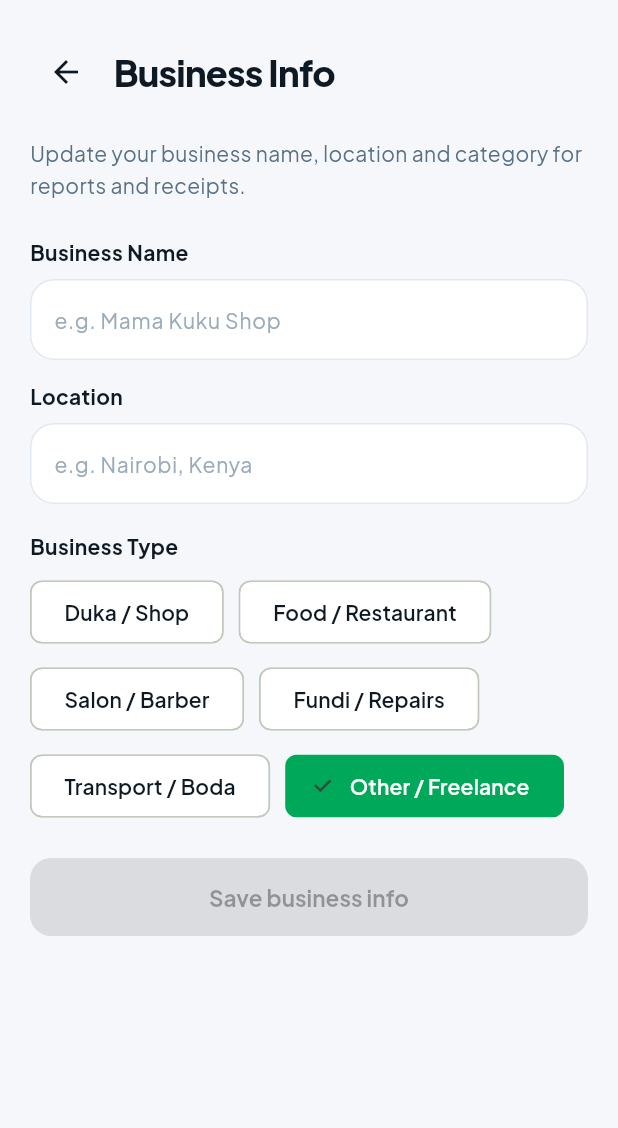
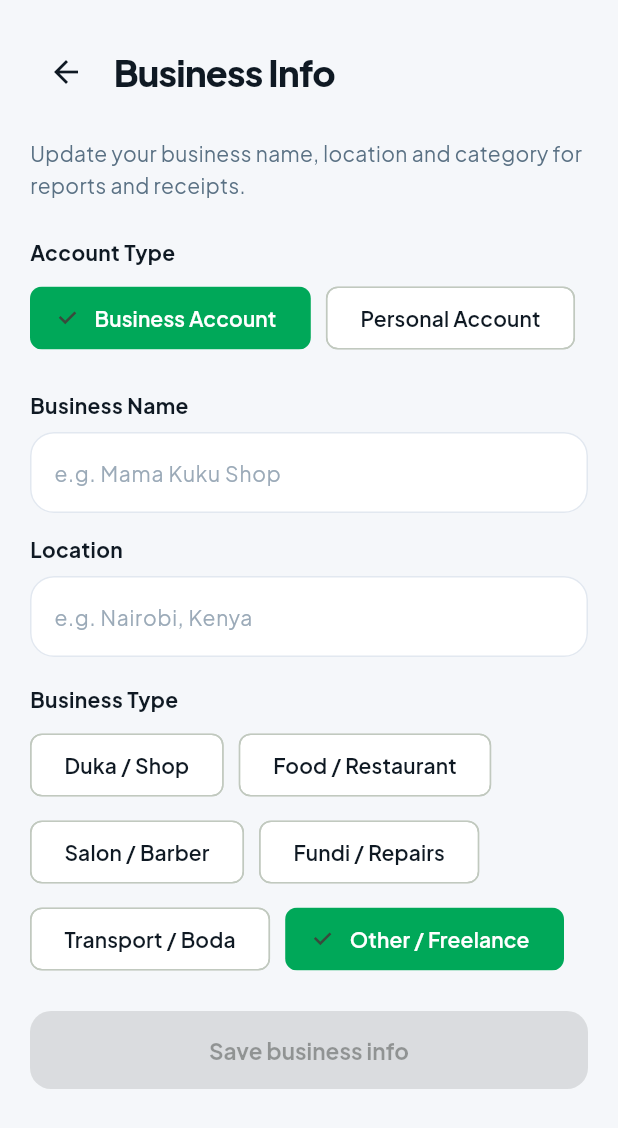
Before and after one commit to mwangisamuel-dev/suku, a Flutter app: the BusinessInfoScreen screen opened directly, on a phone screen of 412 x 824 dp. Shown: the top 1128 px of the screen. Run offline on Flutter 3.47's test engine with Material 3 defaults, Android fonts, the phone set to English and light mode, and no system bars; our stand-ins replace fl_chart, flutter_local_notifications, flutter_secure_storage, google_fonts, image_picker, local_auth and 6 more; missing offline and left inert: google_mlkit_text_recognition, telephony; accounts and stored records are empty.

Commit message:
feat: Update BusinessInfoScreen for personal account handling and improve language support

```diff
--- a/lib/screens/business_info_screen.dart
+++ b/lib/screens/business_info_screen.dart
@@ -15,8 +15,7 @@ class BusinessInfoScreen extends StatefulWidget {
 class _BusinessInfoScreenState extends State<BusinessInfoScreen> {
   final _nameController = TextEditingController();
   final _locationController = TextEditingController();
-  final _occupationController = TextEditingController();
-  final String _accountType = 'business';
+  String _accountType = 'business';
   String? _selectedType;
   bool _loading = true;
   bool _saving = false;
@@ -28,6 +27,14 @@ class _BusinessInfoScreenState extends State<BusinessInfoScreen> {
     {'label': 'Fundi / Repairs', 'value': 'repairs'},
     {'label': 'Transport / Boda', 'value': 'transport'},
     {'label': 'Other / Freelance', 'value': 'other'},
+  ];
+
+  final _personalTypes = [
+    {'label': 'Worker / Employed', 'value': 'worker'},
+    {'label': 'Freelancer', 'value': 'freelancer'},
+    {'label': 'Student', 'value': 'student'},
+    {'label': 'Home-based', 'value': 'home'},
+    {'label': 'Other', 'value': 'other'},
   ];
 
   @override
@@ -46,10 +53,34 @@ class _BusinessInfoScreenState extends State<BusinessInfoScreen> {
   Future<void> _loadBusinessInfo() async {
     final prefs = await SharedPreferences.getInstance();
     setState(() {
+      _accountType = prefs.getString('account_type') ?? 'business';
+      if (_accountType == 'personal') {
+        _nameController.text = prefs.getString('personal_name') ?? '';
+        _locationController.text = prefs.getString('personal_location') ?? '';
+        _selectedType = prefs.getString('occupation') ?? 'other';
+      } else {
         _nameController.text = prefs.getString('business_name') ?? '';
         _locationController.text = prefs.getString('location') ?? '';
         _selectedType = prefs.getString('business_type') ?? 'other';
+      }
       _loading = false;
+    });
+  }
+
+  Future<void> _updateAccountType(String type) async {
+    final prefs = await SharedPreferences.getInstance();
+    setState(() {
+      _accountType = type;
+      _selectedType = null;
+      if (_accountType == 'personal') {
+        _nameController.text = prefs.getString('personal_name') ?? '';
+        _locationController.text = prefs.getString('personal_location') ?? '';
+        _selectedType = prefs.getString('occupation') ?? 'other';
+      } else {
+        _nameController.text = prefs.getString('business_name') ?? '';
+        _locationController.text = prefs.getString('location') ?? '';
+        _selectedType = prefs.getString('business_type') ?? 'other';
+      }
     });
   }
 
@@ -62,20 +93,45 @@ class _BusinessInfoScreenState extends State<BusinessInfoScreen> {
   Future<void> _save() async {
     if (!_canSave) return;
     setState(() => _saving = true);
-    await AuthService.saveBusinessProfile(
+    if (_accountType == 'personal') {
+      await AuthService.saveProfile(
+        accountType: 'personal',
+        personalName: _nameController.text.trim(),
+        personalLocation: _locationController.text.trim(),
+        occupation: _selectedType ?? 'other',
+      );
+    } else {
+      await AuthService.saveProfile(
+        accountType: 'business',
         businessName: _nameController.text.trim(),
-      location: _locationController.text.trim(),
+        businessLocation: _locationController.text.trim(),
         businessType: _selectedType ?? 'other',
       );
+    }
     if (!mounted) return;
     setState(() => _saving = false);
-    ScaffoldMessenger.of(context).showSnackBar(SnackBar(
-      content: Text('Business info saved', style: GoogleFonts.plusJakartaSans(color: Colors.white)),
-      backgroundColor: SukuColors.green,
-      behavior: SnackBarBehavior.floating,
-      shape: RoundedRectangleBorder(borderRadius: BorderRadius.circular(12)),
-      margin: const EdgeInsets.all(16),
-    ));
+    showDialog(
+      context: context,
+      builder: (_) => AlertDialog(
+        shape: RoundedRectangleBorder(borderRadius: BorderRadius.circular(20)),
+        title: Text(_accountType == 'personal'
+            ? LanguageService.text('personalInfoTitle')
+            : LanguageService.text('businessInfoTitle')),
+        content: Text(
+          _accountType == 'personal'
+              ? LanguageService.text('personalProfileSaved')
+              : LanguageService.text('businessProfileSaved'),
+          style: GoogleFonts.plusJakartaSans(fontSize: 14, color: SukuColors.textSecondary),
+        ),
+        actions: [
+          TextButton(
+            onPressed: () => Navigator.pop(context),
+            child: Text(LanguageService.text('okButton'),
+                style: GoogleFonts.plusJakartaSans(color: SukuColors.green, fontWeight: FontWeight.w700)),
+          ),
+        ],
+      ),
+    );
   }
 
   @override
@@ -96,7 +152,10 @@ class _BusinessInfoScreenState extends State<BusinessInfoScreen> {
                         children: [
                           const BackButton(color: SukuColors.textPrimary),
                           const SizedBox(width: 8),
-                          Text('Business Info',
+                          Text(
+                              _accountType == 'personal'
+                                  ? LanguageService.text('personalInfoTitle')
+                                  : LanguageService.text('businessInfoTitle'),
                               style: GoogleFonts.plusJakartaSans(
                                   fontSize: 24,
                                   fontWeight: FontWeight.w800,
@@ -105,22 +164,65 @@ class _BusinessInfoScreenState extends State<BusinessInfoScreen> {
                         ],
                       ),
                       const SizedBox(height: 20),
-                      Text('Update your business name, location and category for reports and receipts.',
+                      Text(
+                          _accountType == 'personal'
+                              ? LanguageService.text('updateProfileDescriptionPersonal')
+                              : LanguageService.text('updateProfileDescriptionBusiness'),
                           style:
                               GoogleFonts.plusJakartaSans(fontSize: 14, color: SukuColors.textSecondary, height: 1.5)),
                       const SizedBox(height: 24),
-                      _buildField(label: 'Business Name', controller: _nameController, hint: 'e.g. Mama Kuku Shop'),
-                      const SizedBox(height: 14),
-                      _buildField(label: 'Location', controller: _locationController, hint: 'e.g. Nairobi, Kenya'),
-                      const SizedBox(height: 18),
-                      Text('Business Type',
+                      Text(LanguageService.text('accountType'),
                           style: GoogleFonts.plusJakartaSans(
                               fontSize: 14, fontWeight: FontWeight.w700, color: SukuColors.textPrimary)),
                       const SizedBox(height: 10),
                       Wrap(
                         spacing: 10,
                         runSpacing: 10,
-                        children: _businessTypes.map((type) {
+                        children: [
+                          {'label': LanguageService.text('businessAccount'), 'value': 'business'},
+                          {'label': LanguageService.text('personalAccount'), 'value': 'personal'},
+                        ].map((type) {
+                          final value = type['value']!;
+                          final selected = _accountType == value;
+                          return ChoiceChip(
+                            label: Text(type['label']!,
+                                style: GoogleFonts.plusJakartaSans(
+                                    color: selected ? Colors.white : SukuColors.textPrimary)),
+                            selected: selected,
+                            onSelected: (_) => setState(() {
+                              _accountType = value;
+                              _selectedType = null;
+                            }),
+                            selectedColor: SukuColors.green,
+                            backgroundColor: SukuColors.surface,
+                            padding: const EdgeInsets.symmetric(horizontal: 14, vertical: 10),
+                          );
+                        }).toList(),
+                      ),
+                      const SizedBox(height: 24),
+                      _buildField(
+                          label: _accountType == 'personal'
+                              ? LanguageService.text('fullName')
+                              : LanguageService.text('businessName'),
+                          controller: _nameController,
+                          hint: _accountType == 'personal' ? 'e.g. Jane Wanjiru' : 'e.g. Mama Kuku Shop'),
+                      const SizedBox(height: 14),
+                      _buildField(
+                          label: LanguageService.text('location'),
+                          controller: _locationController,
+                          hint: 'e.g. Nairobi, Kenya'),
+                      const SizedBox(height: 18),
+                      Text(
+                          _accountType == 'personal'
+                              ? LanguageService.text('occupation')
+                              : LanguageService.text('businessType'),
+                          style: GoogleFonts.plusJakartaSans(
+                              fontSize: 14, fontWeight: FontWeight.w700, color: SukuColors.textPrimary)),
+                      const SizedBox(height: 10),
+                      Wrap(
+                        spacing: 10,
+                        runSpacing: 10,
+                        children: (_accountType == 'personal' ? _personalTypes : _businessTypes).map((type) {
                           final value = type['value']!;
                           final selected = _selectedType == value;
                           return ChoiceChip(
@@ -147,7 +249,10 @@ class _BusinessInfoScreenState extends State<BusinessInfoScreen> {
                           ),
                           child: _saving
                               ? const CircularProgressIndicator(color: Colors.white)
-                              : Text('Save business info',
+                              : Text(
+                                  _accountType == 'personal'
+                                      ? LanguageService.text('savePersonalInfo')
+                                      : LanguageService.text('saveBusinessInfo'),
                                   style: GoogleFonts.plusJakartaSans(fontSize: 15, fontWeight: FontWeight.w700)),
                         ),
                       ),
--- a/lib/screens/language_screen.dart
+++ b/lib/screens/language_screen.dart
@@ -43,7 +43,8 @@ class _LanguageScreenState extends State<LanguageScreen> {
         actions: [
           TextButton(
             onPressed: () => Navigator.pop(context),
-            child: Text('OK', style: GoogleFonts.plusJakartaSans(color: SukuColors.green, fontWeight: FontWeight.w700)),
+            child: Text(LanguageService.text('okButton'),
+                style: GoogleFonts.plusJakartaSans(color: SukuColors.green, fontWeight: FontWeight.w700)),
           ),
         ],
       ),
--- a/lib/screens/subscription_screen.dart
+++ b/lib/screens/subscription_screen.dart
@@ -49,7 +49,8 @@ class _SubscriptionScreenState extends State<SubscriptionScreen> {
         actions: [
           TextButton(
             onPressed: () => Navigator.pop(context),
-            child: Text('OK', style: GoogleFonts.plusJakartaSans(color: SukuColors.green, fontWeight: FontWeight.w700)),
+            child: Text(LanguageService.text('okButton'),
+                style: GoogleFonts.plusJakartaSans(color: SukuColors.green, fontWeight: FontWeight.w700)),
           ),
         ],
       ),
@@ -111,7 +112,7 @@ class _SubscriptionScreenState extends State<SubscriptionScreen> {
                           fontSize: 14, fontWeight: FontWeight.w600, color: SukuColors.textPrimary)),
                   const SizedBox(height: 8),
                   Text(
-                    'Switching plans is saved locally and will be reflected across your app settings.',
+                    LanguageService.text('subscriptionSavedNotice'),
                     style: GoogleFonts.plusJakartaSans(fontSize: 13, color: SukuColors.textSecondary, height: 1.5),
                   ),
                   if (_saving) ...[
--- a/lib/services/language_service.dart
+++ b/lib/services/language_service.dart
@@ -68,13 +68,18 @@ class LanguageService {
       'fullName': 'Full Name',
       'location': 'Location',
       'occupation': 'Occupation',
+      'businessType': 'Business Type',
       'saveBusinessInfo': 'Save business info',
       'savePersonalInfo': 'Save personal info',
+      'businessProfileSaved': 'Business profile saved',
+      'personalProfileSaved': 'Personal profile saved',
       'languageTitle': 'Language / Lugha',
       'languageDescription': 'Pick your preferred app language. This is stored locally for your device.',
       'switchToEnglish': 'Switched to English',
       'switchToKiswahili': 'Switched to Kiswahili',
       'planSelected': 'You chose {plan}',
+      'subscriptionSavedNotice': 'Switching plans is saved locally and will be reflected across your app settings.',
+      'okButton': 'OK',
       'settingsSubscription': 'Subscription Plan',
       'settingsMpesa': 'M-Pesa Settings',
       'settingsBusinessInfo': 'Business Info',
@@ -82,6 +87,9 @@ class LanguageService {
       'settingsLanguage': 'Language / Lugha',
       'settingsHelpSupport': 'Help & Support',
       'settingsSignOut': 'Sign Out',
+      'signOutPrompt': 'Sign out?',
+      'signOutWarning': 'You will need to verify your phone number again.',
+      'cancelButton': 'Cancel',
       'businessBadgeBusiness': 'Business',
       'businessBadgePersonal': 'Personal',
       'businessAccountSection': 'Business account fields',
@@ -111,13 +119,18 @@ class LanguageService {
       'fullName': 'Jina Kamili',
       'location': 'Mahali',
       'occupation': 'Kazi',
+      'businessType': 'Aina ya Biashara',
       'saveBusinessInfo': 'Hifadhi taarifa za biashara',
       'savePersonalInfo': 'Hifadhi taarifa binafsi',
+      'businessProfileSaved': 'Taarifa za biashara zimehifadhiwa',
+      'personalProfileSaved': 'Taarifa binafsi zimehifadhiwa',
       'languageTitle': 'Lugha / Language',
       'languageDescription': 'Chagua lugha unaopendelea kwa programu. Hifadhiwa kwa kifaa chako.',
       'switchToEnglish': 'Umebadilisha kuwa Kiingereza',
       'switchToKiswahili': 'Umebadilisha kuwa Kiswahili',
       'planSelected': 'Umechagua {plan}',
+      'subscriptionSavedNotice': 'Mabadiliko ya mipango yamehifadhiwa kisheria na yataonekana kwenye mipangilio yako.',
+      'okButton': 'Sawa',
       'settingsSubscription': 'Mpango wa Usajili',
       'settingsMpesa': 'Mipangilio ya M-Pesa',
       'settingsBusinessInfo': 'Taarifa za Biashara',
@@ -125,6 +138,9 @@ class LanguageService {
       'settingsLanguage': 'Lugha / Language',
       'settingsHelpSupport': 'Msaada & Usaidizi',
       'settingsSignOut': 'Toka',
+      'signOutPrompt': 'Toka?',
+      'signOutWarning': 'Utahitaji kuthibitisha tena nambari yako ya simu.',
+      'cancelButton': 'Ghairi',
       'businessBadgeBusiness': 'Biashara',
       'businessBadgePersonal': 'Binafsi',
       'businessAccountSection': 'Mashamba ya akaunti ya biashara',
```
Also changed, not shown: lib/screens/home_screen.dart (+6 -5 lines). Lines whose indentation alone changed are shown as unchanged.
